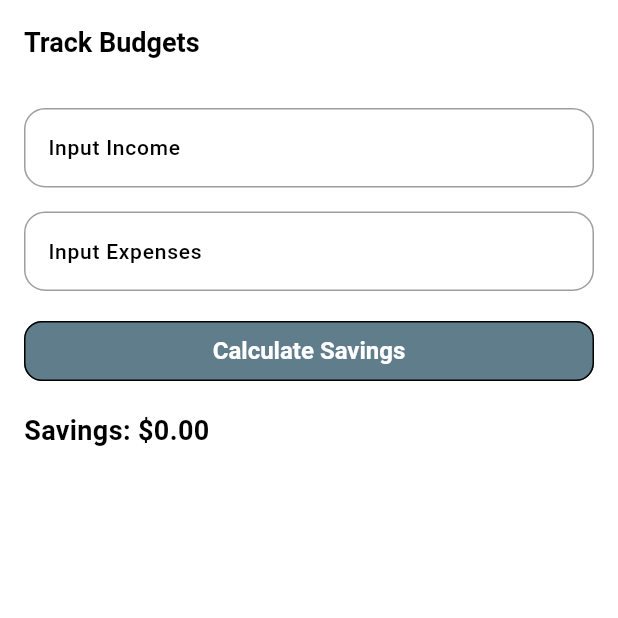
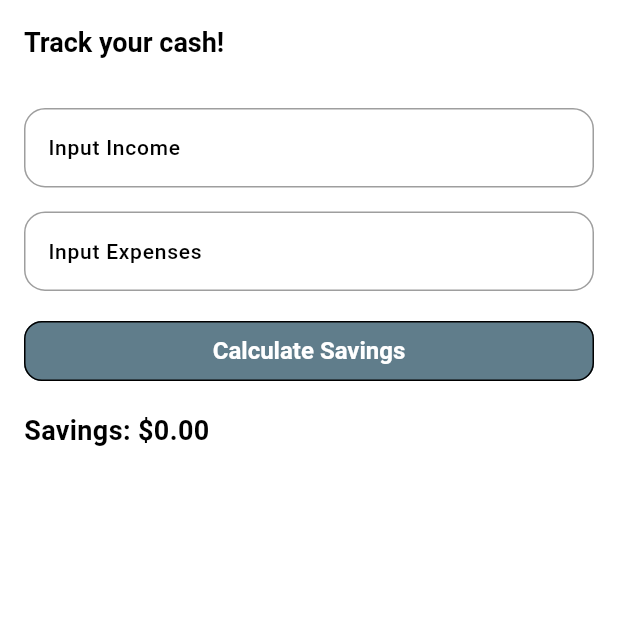
Before and after one commit to JONIETECH/CASH-APP, a Flutter app: the TrackBudgets screen opened directly, on a phone screen of 412 x 824 dp, the top half of it. Run offline on Flutter 3.47's test engine with Material 3 defaults, Android fonts, the phone set to English and light mode, and no system bars; our stand-ins replace bloc, flutter_bloc, font_awesome_flutter, fpdart, get_it, image_picker and 2 more; accounts and stored records are empty.

Commit message:
changed file

```diff
--- a/lib/features/budget_management/presentation/pages/track_budgets.dart
+++ b/lib/features/budget_management/presentation/pages/track_budgets.dart
@@ -36,7 +36,7 @@ class _TrackBudgetsState extends State<TrackBudgets> {
     return Scaffold(
       appBar: AppBar(
         title: const Text(
-          "Track Budgets",
+          "Track your cash!",
           style: TextStyle(
             fontWeight: FontWeight.bold,
           ),
```
